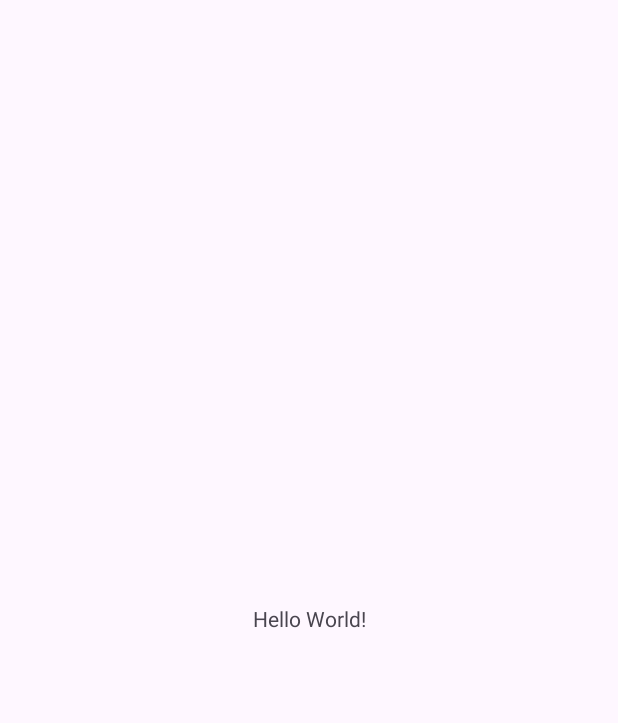
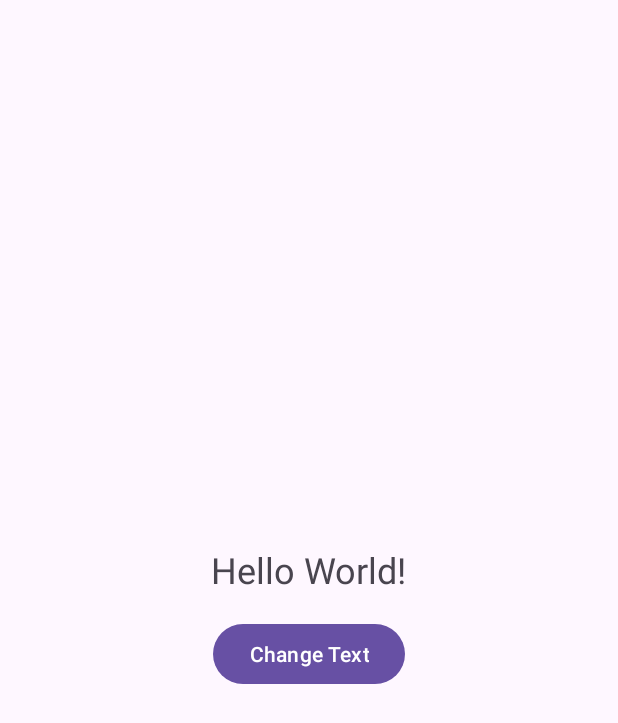
Before and after one commit to sabbirhossain16/MADT_LAB1, an Android app: the screen it shows after launch (MainActivity), on a phone screen of 412 x 824 dp. Before the commit the part shown is almost empty. Shown: the top 723 px of the screen. Run offline under Robolectric (Android 15) with nearby library versions, the phone set to English and light mode, and no system bars.

Commit message:
Added button click event to change text

```diff
--- a/app/src/main/java/com/example/madt_lab1/MainActivity.java
+++ b/app/src/main/java/com/example/madt_lab1/MainActivity.java
@@ -1,24 +1,21 @@
 package com.example.madt_lab1;
 
+import androidx.appcompat.app.AppCompatActivity;
 import android.os.Bundle;
-
-import androidx.activity.EdgeToEdge;
-import androidx.appcompat.app.AppCompatActivity;
-import androidx.core.graphics.Insets;
-import androidx.core.view.ViewCompat;
-import androidx.core.view.WindowInsetsCompat;
+import android.widget.Button;
+import android.widget.TextView;
 
 public class MainActivity extends AppCompatActivity {
-
     @Override
     protected void onCreate(Bundle savedInstanceState) {
         super.onCreate(savedInstanceState);
-        EdgeToEdge.enable(this);
         setContentView(R.layout.activity_main);
-        ViewCompat.setOnApplyWindowInsetsListener(findViewById(R.id.main), (v, insets) -> {
-            Insets systemBars = insets.getInsets(WindowInsetsCompat.Type.systemBars());
-            v.setPadding(systemBars.left, systemBars.top, systemBars.right, systemBars.bottom);
-            return insets;
-        });
+
+        TextView textView = findViewById(R.id.textView);
+        Button button = findViewById(R.id.buttonChangeText);
+
+        button.setOnClickListener(v -> textView.setText("Button Clicked!"));
+
+
     }
 }
--- a/app/src/main/res/layout/activity_main.xml
+++ b/app/src/main/res/layout/activity_main.xml
@@ -1,19 +1,23 @@
-<?xml version="1.0" encoding="utf-8"?>
-<androidx.constraintlayout.widget.ConstraintLayout
-    xmlns:android="http://schemas.android.com/apk/res/android"
+<LinearLayout xmlns:android="http://schemas.android.com/apk/res/android"
     xmlns:tools="http://schemas.android.com/tools"
-    xmlns:app="http://schemas.android.com/apk/res-auto"
-    android:id="@+id/main"
     android:layout_width="match_parent"
     android:layout_height="match_parent"
+    android:orientation="vertical"
+    android:gravity="center"
     tools:context=".MainActivity">
+
     <TextView
-      android:layout_width="wrap_content"
-      android:layout_height="wrap_content"
-      android:text="Hello World!"
-      app:layout_constraintBottom_toBottomOf="parent"
-      app:layout_constraintStart_toStartOf="parent"
-      app:layout_constraintEnd_toEndOf="parent"
-      app:layout_constraintTop_toTopOf="parent" />
+        android:id="@+id/textView"
+        android:text="Hello World!"
+        android:textSize="24sp"
+        android:layout_width="wrap_content"
+        android:layout_height="wrap_content" />
 
-  </androidx.constraintlayout.widget.ConstraintLayout>
+    <Button
+        android:id="@+id/buttonChangeText"
+        android:text="Change Text"
+        android:layout_width="wrap_content"
+        android:layout_height="wrap_content"
+        android:layout_marginTop="16dp" />
+
+</LinearLayout>
```
